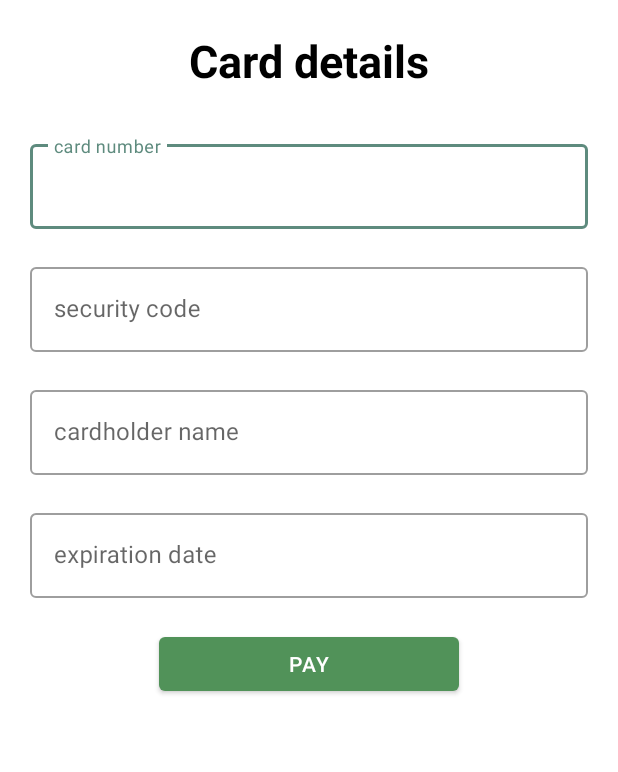
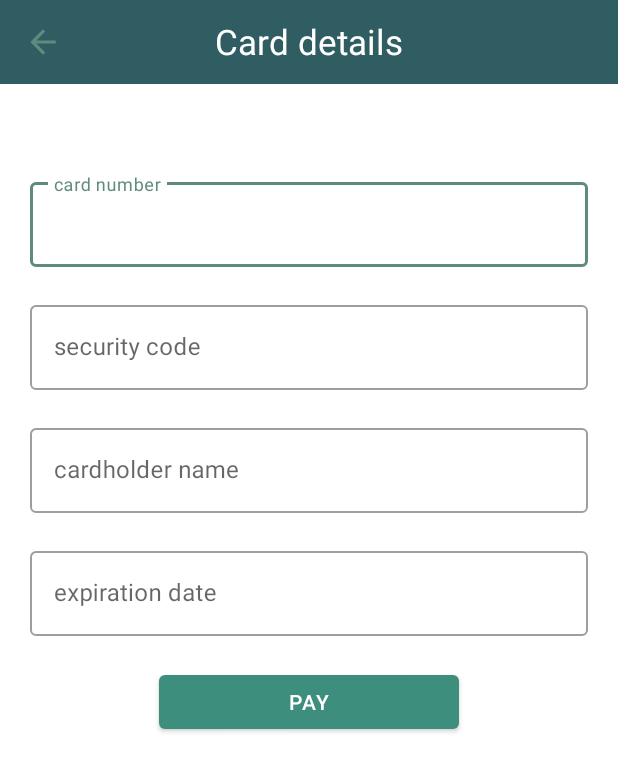
Before and after one commit to iliesgabi/piupiu, an Android app: the CardDetailsActivity screen opened directly, with no data from a screen before it, on a phone screen of 412 x 824 dp. Shown: the top 772 px of the screen. Run offline under Robolectric (Android 15) with nearby library versions, the light colour scheme and no system bars; 1 statement that could not run was skipped.

Commit message:
doamne ajuta!!!

```diff
--- a/app/src/main/java/com/piu/solar_energy_usage/invoice/CardDetailsActivity.kt
+++ b/app/src/main/java/com/piu/solar_energy_usage/invoice/CardDetailsActivity.kt
@@ -12,6 +12,11 @@ class CardDetailsActivity : AppCompatActivity() {
     override fun onCreate(savedInstanceState: Bundle?) {
         super.onCreate(savedInstanceState)
         setContentView(R.layout.activity_card_details)
+
+        val btnBack = findViewById<Button>(R.id.btn_back_card_details)
+        btnBack.setOnClickListener {
+            finish()
+        }
 
         val invoice = intent.getSerializableExtra("invoice") as Invoice
 
--- a/app/src/main/java/com/piu/solar_energy_usage/invoice/InvoiceAdapter.kt
+++ b/app/src/main/java/com/piu/solar_energy_usage/invoice/InvoiceAdapter.kt
@@ -96,7 +96,7 @@ class InvoiceAdapter(
         dataSource.clear()
         println(invoice)
         dataSource.addAll(invoice)
-        Util.dataSource = dataSource
+        //Util.dataSource = dataSource
         notifyDataSetChanged()
     }
 
--- a/app/src/main/java/com/piu/solar_energy_usage/invoice/PaymentActivity.kt
+++ b/app/src/main/java/com/piu/solar_energy_usage/invoice/PaymentActivity.kt
@@ -3,6 +3,7 @@ package com.piu.solar_energy_usage.invoice
 import android.content.Intent
 import androidx.appcompat.app.AppCompatActivity
 import android.os.Bundle
+import android.widget.Button
 import android.widget.ImageButton
 import androidx.appcompat.app.AlertDialog
 import com.piu.solar_energy_usage.R
@@ -11,6 +12,11 @@ class PaymentActivity : AppCompatActivity() {
     override fun onCreate(savedInstanceState: Bundle?) {
         super.onCreate(savedInstanceState)
         setContentView(R.layout.activity_payment)
+
+        val btnBack = findViewById<Button>(R.id.btn_back_payment)
+        btnBack.setOnClickListener {
+            finish()
+        }
 
         val invoice = intent.getSerializableExtra("invoice") as Invoice
 
--- a/app/src/main/res/layout/activity_add_device.xml
+++ b/app/src/main/res/layout/activity_add_device.xml
@@ -125,6 +125,7 @@
                         android:layout_width="125dp"
                         android:layout_height="wrap_content"
                         android:layout_marginRight="10dp"
+                        android:textColor="@color/white"
                         android:text="@string/cancel" />
 
                     <Button
@@ -132,6 +133,7 @@
                         android:layout_width="125dp"
                         android:layout_height="wrap_content"
                         android:layout_marginLeft="10dp"
+                        android:textColor="@color/white"
                         android:text="@string/add" />
                 </LinearLayout>
 
--- a/app/src/main/res/layout/activity_add_room.xml
+++ b/app/src/main/res/layout/activity_add_room.xml
@@ -109,6 +109,7 @@
                         android:layout_width="125dp"
                         android:layout_height="wrap_content"
                         android:layout_marginRight="10dp"
+                        android:textColor="@color/white"
                         android:text="@string/cancel" />
 
                     <Button
@@ -116,6 +117,7 @@
                         android:layout_width="125dp"
                         android:layout_height="wrap_content"
                         android:layout_marginLeft="10dp"
+                        android:textColor="@color/white"
                         android:text="@string/add" />
                 </LinearLayout>
             </LinearLayout>
--- a/app/src/main/res/layout/activity_card_details.xml
+++ b/app/src/main/res/layout/activity_card_details.xml
@@ -7,16 +7,33 @@
     android:orientation="vertical"
     tools:context=".invoice.CardDetailsActivity">
 
+    <androidx.appcompat.widget.Toolbar
+        android:layout_width="match_parent"
+        android:layout_height="?attr/actionBarSize"
+        android:background="@color/purple_700">
+
+        <Button
+            android:id="@+id/btn_back_card_details"
+            android:layout_width="25dp"
+            android:layout_height="25dp"
+            android:layout_margin="5dp"
+            android:background="@drawable/ic_back" />
+
         <TextView
-        android:id="@+id/title"
             android:layout_width="wrap_content"
             android:layout_height="wrap_content"
             android:layout_gravity="center"
-        android:layout_margin="20dp"
             android:text="@string/card_details"
-        android:textSize="30sp"
-        android:textStyle="bold"
-        android:textColor="@color/black"/>
+            android:textColor="@color/white"
+            android:textSize="23sp" />
+
+    </androidx.appcompat.widget.Toolbar>
+
+    <LinearLayout
+        android:layout_width="match_parent"
+        android:layout_height="wrap_content"
+        android:layout_marginTop="50dp"
+        android:orientation="vertical">
 
         <com.google.android.material.textfield.TextInputLayout
             android:id="@+id/cardNumber"
@@ -93,5 +110,7 @@
             android:text="@string/pay"
             android:textColor="#fff"
             app:backgroundTint="@color/green" />
+    </LinearLayout>
+
 
 </LinearLayout>
--- a/app/src/main/res/layout/activity_main.xml
+++ b/app/src/main/res/layout/activity_main.xml
@@ -46,6 +46,7 @@
         android:layout_marginHorizontal="40dp"
         android:layout_marginTop="50dp"
         android:backgroundTint="@color/green"
+        android:textColor="@color/white"
         android:text="@string/LogIn"
         app:layout_constraintEnd_toEndOf="parent"
         app:layout_constraintStart_toStartOf="parent"
@@ -59,6 +60,7 @@
         android:layout_marginHorizontal="40dp"
         android:layout_marginTop="5dp"
         android:backgroundTint="@color/light_blue"
+        android:textColor="@color/white"
         android:text="@string/register"
         app:layout_constraintEnd_toEndOf="parent"
         app:layout_constraintStart_toStartOf="parent"
--- a/app/src/main/res/layout/activity_register.xml
+++ b/app/src/main/res/layout/activity_register.xml
@@ -130,6 +130,7 @@
             android:layout_height="wrap_content"
             android:layout_marginTop="50dp"
             android:backgroundTint="@color/light_blue"
+            android:textColor="@color/white"
             android:text="@string/register" />
 
     </LinearLayout>
--- a/app/src/main/res/layout/activity_weather.xml
+++ b/app/src/main/res/layout/activity_weather.xml
@@ -5,7 +5,7 @@
     android:layout_width="match_parent"
     android:layout_height="match_parent"
     tools:context=".meteo.WeatherActivity"
-    android:background="@color/purple_200"
+    android:background="@color/light_green"
     >
 
     <RelativeLayout
--- a/app/src/main/res/layout/invoice_item.xml
+++ b/app/src/main/res/layout/invoice_item.xml
@@ -51,6 +51,7 @@
             android:layout_gravity="center"
             android:layout_marginEnd="20dp"
             android:text="Pay"
+            android:textColor="@color/white"
             android:layout_marginStart="80dp"
             />
     </LinearLayout>
--- a/app/src/main/res/layout/layout_bottom_sheet.xml
+++ b/app/src/main/res/layout/layout_bottom_sheet.xml
@@ -3,7 +3,7 @@
     android:layout_width="match_parent"
     android:layout_height="match_parent"
     android:id="@+id/bottomShitContainer"
-    android:background="@color/purple_200"
+    android:background="@color/light_green"
     android:orientation="vertical"
     >
     <TextView
--- a/app/src/main/res/layout/maintenance_card.xml
+++ b/app/src/main/res/layout/maintenance_card.xml
@@ -26,8 +26,8 @@
             android:layout_width="wrap_content"
             android:layout_height="wrap_content"
             android:text="Suggestion"
-            android:textColor="#424242"
-            android:textSize="22sp"
+            android:textColor="@color/black"
+            android:textSize="20sp"
             android:textStyle="bold"
             android:layout_toEndOf="@id/maintenanceImage"
             android:layout_marginStart="10dp"
--- a/app/src/main/res/layout/panel_card.xml
+++ b/app/src/main/res/layout/panel_card.xml
@@ -27,8 +27,8 @@
             android:layout_width="wrap_content"
             android:layout_height="wrap_content"
             android:text="@string/solar_panel"
-            android:textColor="#424242"
-            android:textSize="22sp"
+            android:textColor="@color/black"
+            android:textSize="20sp"
             android:textStyle="bold"
             android:layout_toEndOf="@id/panelImage"
             android:layout_marginStart="10dp"
@@ -40,7 +40,7 @@
             android:id="@+id/panelDescription"
             android:text="nice solar panel"
             android:textColor="#696969"
-            android:textSize="18sp"
+            android:textSize="16sp"
             android:textStyle="bold"
             android:layout_toEndOf="@id/panelImage"
             android:layout_marginStart="10dp"
--- a/app/src/main/res/values/colors.xml
+++ b/app/src/main/res/values/colors.xml
@@ -1,6 +1,6 @@
 <?xml version="1.0" encoding="utf-8"?>
 <resources>
-    <color name="purple_200">#DFEEEA</color>
+    <color name="purple_200">#5E8B7E</color>
     <color name="purple_500">#5E8B7E</color>
     <color name="purple_700">#2F5D62</color>
     <color name="teal_200">#FF03DAC5</color>
@@ -9,11 +9,11 @@
     <color name="white">#FFFFFFFF</color>
     <color name="red">#CD0C0C</color>
     <color name="red_shade_2">#A91818</color>
-    <color name="green">#519259</color>
+    <color name="green">#3E8E7E</color>
     <color name="background">#83F6BE58</color>
     <color name="nice_orange">#F69C58</color>
     <color name="black_shade_1">#292D36</color>
-    <color name="light_green">#77D353</color>
+    <color name="light_green">#DFEEEA</color>
     <color name="light_blue">#3F7DE6</color>
     <color name="light_grey">#c0ccda</color>
     <color name="device_background">#F7F7F7</color>
@@ -25,5 +25,5 @@
     <color name="dark_green">#3E8E7E</color>
     <color name="dark_blue">#193498</color>
     <color name="yellow">#d6ab33</color>
-    <color name="cardBackground">#F9F3DF</color>
+    <color name="cardBackground">#FBFAF0</color>
 </resources>
--- a/app/src/main/res/values/strings.xml
+++ b/app/src/main/res/values/strings.xml
@@ -9,7 +9,6 @@
     <string name="cardholder_name">cardholder name</string>
     <string name="expiration_date">expiration date</string>
     <string name="pay">pay</string>
-    <string name="card_details">Card details</string>
     <string name="car">Car</string>
     <string name="password">Password</string>
     <string name="username">Username</string>
@@ -43,4 +42,5 @@
     <string name="today">Today</string>
     <string name="solar_panel">Solar Panel</string>
     <string name="solar_panels">Solar Panels</string>
+    <string name="card_details">Card details</string>
 </resources>
```
Also changed, not shown: app/src/main/java/com/piu/solar_energy_usage/invoice/InvoiceActivity.kt (+7 -0 lines). Lines whose indentation alone changed are shown as unchanged.
